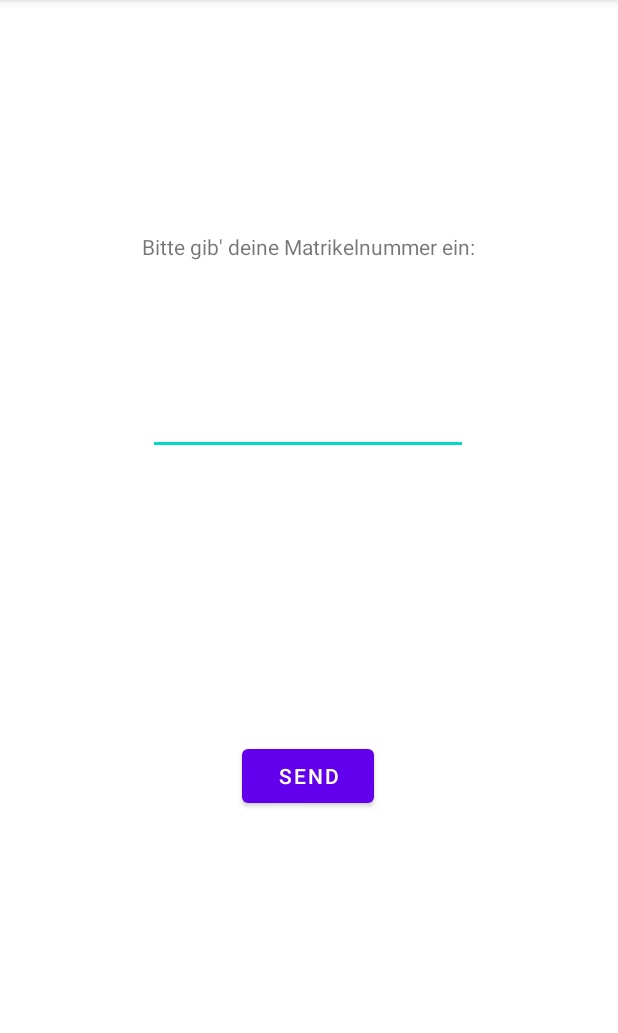
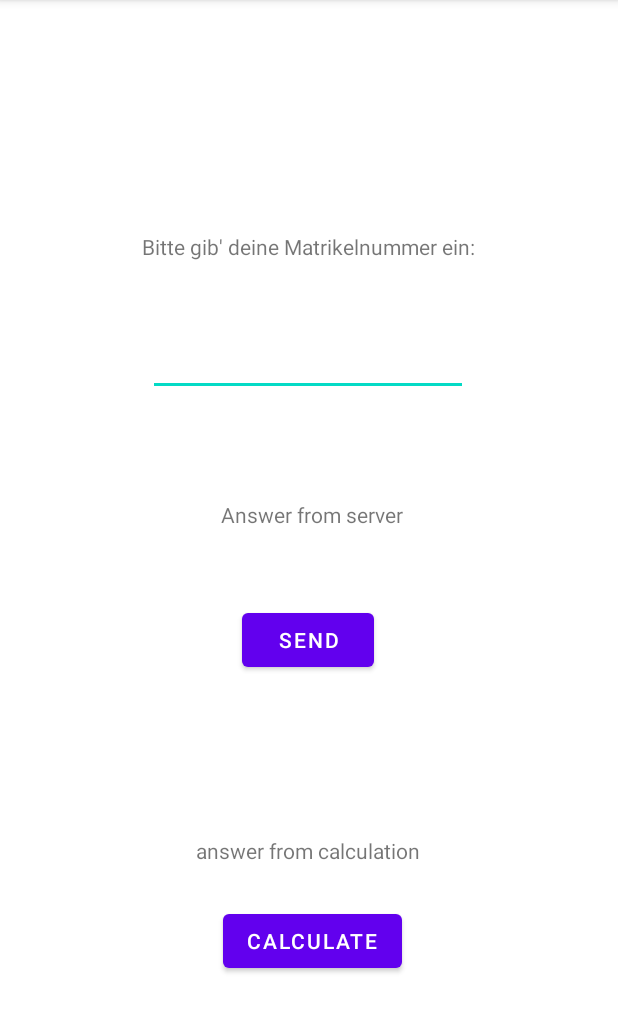
Before and after one commit to aleesie/SE2Einzelphase, an Android app: the screen it shows after launch (MainActivity), on a phone screen of 412 x 824 dp, the part 84-1117 px from its top. Run offline under Robolectric (Android 15) with nearby library versions, the phone set to English and light mode, and no system bars.

Commit message:
task 2.2 adpated GUI - added button "calculate" & textView for calculation output

```diff
--- a/app/src/main/res/layout/activity_main.xml
+++ b/app/src/main/res/layout/activity_main.xml
@@ -10,11 +10,12 @@
         android:id="@+id/srvroutput_txt"
         android:layout_width="wrap_content"
         android:layout_height="wrap_content"
-        android:text=" "
+        android:text=" Answer from server"
         app:layout_constraintBottom_toBottomOf="parent"
         app:layout_constraintLeft_toLeftOf="parent"
         app:layout_constraintRight_toRightOf="parent"
-        app:layout_constraintTop_toTopOf="parent" />
+        app:layout_constraintTop_toTopOf="parent"
+        app:layout_constraintVertical_bias="0.445" />
 
     <EditText
         android:id="@+id/input_txt"
@@ -28,7 +29,7 @@
         app:layout_constraintHorizontal_bias="0.497"
         app:layout_constraintStart_toStartOf="parent"
         app:layout_constraintTop_toTopOf="parent"
-        app:layout_constraintVertical_bias="0.357" />
+        app:layout_constraintVertical_bias="0.303" />
 
     <TextView
         android:id="@+id/textView"
@@ -52,6 +53,30 @@
         app:layout_constraintHorizontal_bias="0.498"
         app:layout_constraintStart_toStartOf="parent"
         app:layout_constraintTop_toTopOf="parent"
-        app:layout_constraintVertical_bias="0.685" />
+        app:layout_constraintVertical_bias="0.559" />
+
+    <TextView
+        android:id="@+id/clc_output"
+        android:layout_width="wrap_content"
+        android:layout_height="wrap_content"
+        android:text="answer from calculation"
+        app:layout_constraintBottom_toBottomOf="parent"
+        app:layout_constraintEnd_toEndOf="parent"
+        app:layout_constraintHorizontal_bias="0.498"
+        app:layout_constraintStart_toStartOf="parent"
+        app:layout_constraintTop_toTopOf="parent"
+        app:layout_constraintVertical_bias="0.744" />
+
+    <Button
+        android:id="@+id/btn_calc"
+        android:layout_width="wrap_content"
+        android:layout_height="wrap_content"
+        android:text="Calculate"
+        app:layout_constraintBottom_toBottomOf="parent"
+        app:layout_constraintEnd_toEndOf="parent"
+        app:layout_constraintHorizontal_bias="0.507"
+        app:layout_constraintStart_toStartOf="parent"
+        app:layout_constraintTop_toTopOf="parent"
+        app:layout_constraintVertical_bias="0.838" />
 
 </androidx.constraintlayout.widget.ConstraintLayout>
```
